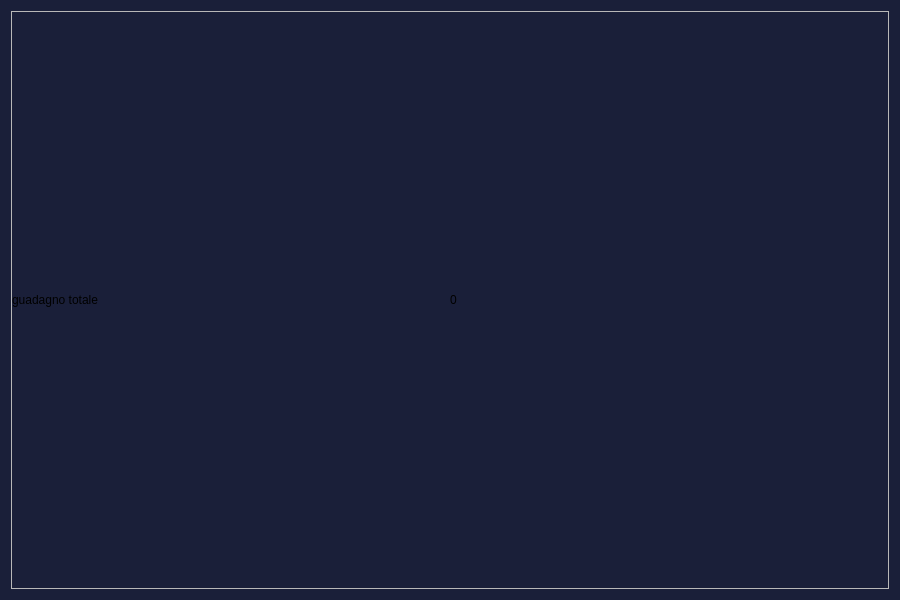
This is NegozioDelUsatoPython/MVC/View/AdminButtonsViews/statisticheView.ui in LeonUrsu/NegozioDellUsato-ExamIS as Qt 5 draws it before an edit. The edited form follows.
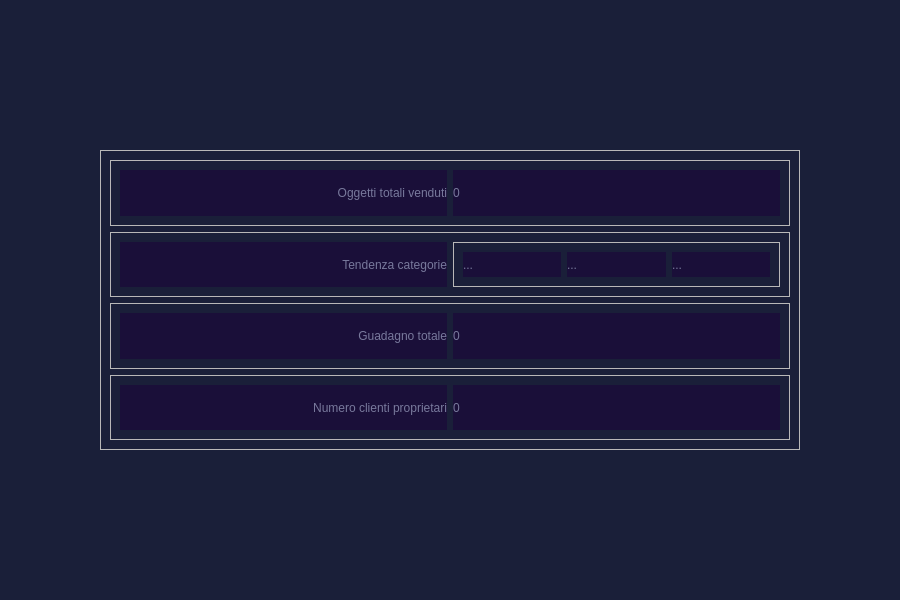
This is the edited form.

The edit to the form file:
```diff
--- a/NegozioDelUsatoPython/MVC/View/AdminButtonsViews/statisticheView.ui
+++ b/NegozioDelUsatoPython/MVC/View/AdminButtonsViews/statisticheView.ui
@@ -16,21 +16,19 @@
   <property name="styleSheet">
    <string notr="true">#Prodotti{
 	background-color:#1a1f39;
+}
+QLabel{
+	color:#78799c;
+	background-color:#1a0f39;
 }</string>
   </property>
   <layout class="QHBoxLayout" name="horizontalLayout">
    <item>
     <widget class="QFrame" name="frame">
-     <property name="sizePolicy">
-      <sizepolicy hsizetype="Preferred" vsizetype="Preferred">
-       <horstretch>0</horstretch>
-       <verstretch>0</verstretch>
-      </sizepolicy>
-     </property>
-     <property name="minimumSize">
+     <property name="maximumSize">
       <size>
-       <width>100</width>
-       <height>0</height>
+       <width>700</width>
+       <height>300</height>
       </size>
      </property>
      <property name="frameShape">
@@ -39,39 +37,148 @@
      <property name="frameShadow">
       <enum>QFrame::Raised</enum>
      </property>
-     <layout class="QVBoxLayout" name="verticalLayout_9">
-      <property name="spacing">
-       <number>0</number>
-      </property>
-      <property name="leftMargin">
-       <number>0</number>
-      </property>
-      <property name="topMargin">
-       <number>0</number>
-      </property>
-      <property name="rightMargin">
-       <number>0</number>
-      </property>
-      <property name="bottomMargin">
-       <number>0</number>
-      </property>
+     <layout class="QVBoxLayout" name="verticalLayout_2">
       <item>
-       <layout class="QHBoxLayout" name="horizontalLayout_2">
-        <item>
-         <widget class="QLabel" name="label">
-          <property name="text">
-           <string>guadagno totale</string>
-          </property>
-         </widget>
-        </item>
-        <item>
-         <widget class="QLabel" name="label_2">
-          <property name="text">
-           <string>0</string>
-          </property>
-         </widget>
-        </item>
-       </layout>
+       <widget class="QFrame" name="frame_6">
+        <property name="frameShape">
+         <enum>QFrame::StyledPanel</enum>
+        </property>
+        <property name="frameShadow">
+         <enum>QFrame::Raised</enum>
+        </property>
+        <layout class="QHBoxLayout" name="horizontalLayout_5">
+         <item>
+          <widget class="QLabel" name="label_10">
+           <property name="text">
+            <string>Oggetti totali venduti</string>
+           </property>
+           <property name="alignment">
+            <set>Qt::AlignRight|Qt::AlignTrailing|Qt::AlignVCenter</set>
+           </property>
+          </widget>
+         </item>
+         <item>
+          <widget class="QLabel" name="label_9">
+           <property name="text">
+            <string>0</string>
+           </property>
+          </widget>
+         </item>
+        </layout>
+       </widget>
+      </item>
+      <item>
+       <widget class="QFrame" name="frame_5">
+        <property name="frameShape">
+         <enum>QFrame::StyledPanel</enum>
+        </property>
+        <property name="frameShadow">
+         <enum>QFrame::Raised</enum>
+        </property>
+        <layout class="QHBoxLayout" name="horizontalLayout_4">
+         <item>
+          <widget class="QLabel" name="label_8">
+           <property name="text">
+            <string>Tendenza categorie</string>
+           </property>
+           <property name="alignment">
+            <set>Qt::AlignRight|Qt::AlignTrailing|Qt::AlignVCenter</set>
+           </property>
+          </widget>
+         </item>
+         <item>
+          <widget class="QFrame" name="frame_7">
+           <property name="frameShape">
+            <enum>QFrame::StyledPanel</enum>
+           </property>
+           <property name="frameShadow">
+            <enum>QFrame::Raised</enum>
+           </property>
+           <layout class="QHBoxLayout" name="horizontalLayout_6">
+            <item>
+             <widget class="QLabel" name="cat1">
+              <property name="text">
+               <string>...</string>
+              </property>
+             </widget>
+            </item>
+            <item>
+             <widget class="QLabel" name="cat2">
+              <property name="text">
+               <string>...</string>
+              </property>
+             </widget>
+            </item>
+            <item>
+             <widget class="QLabel" name="cat3">
+              <property name="text">
+               <string>...</string>
+              </property>
+             </widget>
+            </item>
+           </layout>
+          </widget>
+         </item>
+        </layout>
+       </widget>
+      </item>
+      <item>
+       <widget class="QFrame" name="frame_4">
+        <property name="frameShape">
+         <enum>QFrame::StyledPanel</enum>
+        </property>
+        <property name="frameShadow">
+         <enum>QFrame::Raised</enum>
+        </property>
+        <layout class="QHBoxLayout" name="horizontalLayout_3">
+         <item>
+          <widget class="QLabel" name="label_6">
+           <property name="text">
+            <string>Guadagno totale</string>
+           </property>
+           <property name="alignment">
+            <set>Qt::AlignRight|Qt::AlignTrailing|Qt::AlignVCenter</set>
+           </property>
+          </widget>
+         </item>
+         <item>
+          <widget class="QLabel" name="label_5">
+           <property name="text">
+            <string>0</string>
+           </property>
+          </widget>
+         </item>
+        </layout>
+       </widget>
+      </item>
+      <item>
+       <widget class="QFrame" name="frame_3">
+        <property name="frameShape">
+         <enum>QFrame::StyledPanel</enum>
+        </property>
+        <property name="frameShadow">
+         <enum>QFrame::Raised</enum>
+        </property>
+        <layout class="QHBoxLayout" name="horizontalLayout_2">
+         <item>
+          <widget class="QLabel" name="label_4">
+           <property name="text">
+            <string>Numero clienti proprietari</string>
+           </property>
+           <property name="alignment">
+            <set>Qt::AlignRight|Qt::AlignTrailing|Qt::AlignVCenter</set>
+           </property>
+          </widget>
+         </item>
+         <item>
+          <widget class="QLabel" name="label_3">
+           <property name="text">
+            <string>0</string>
+           </property>
+          </widget>
+         </item>
+        </layout>
+       </widget>
       </item>
      </layout>
     </widget>
```
